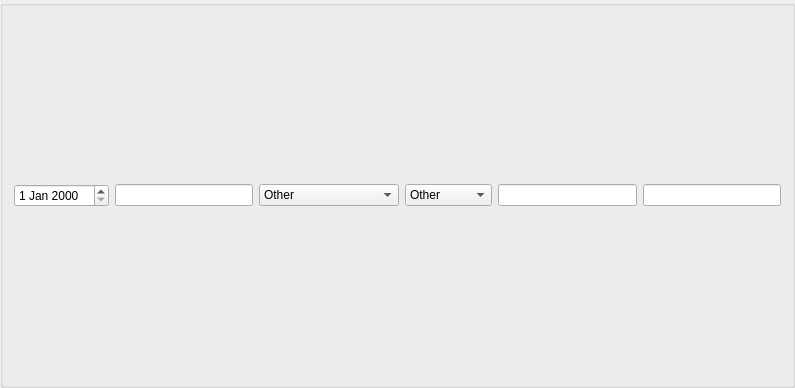
Qt form BattleBoard/vieAdventureRecordWidget.ui (Greykoil/BattleBoard) before a commit.
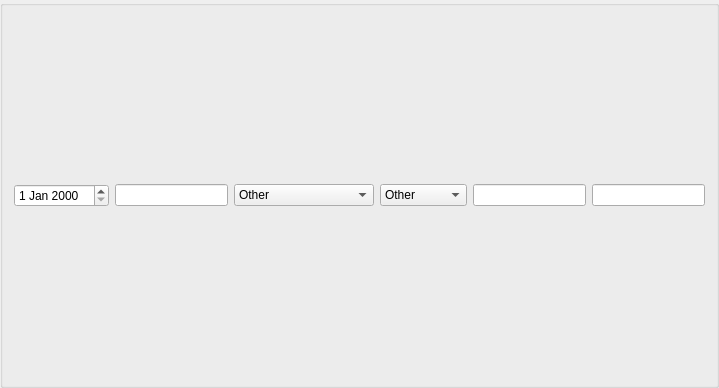
The same form after that commit.

```diff
--- a/BattleBoard/vieAdventureRecordWidget.ui
+++ b/BattleBoard/vieAdventureRecordWidget.ui
@@ -6,7 +6,7 @@
    <rect>
     <x>0</x>
     <y>0</y>
-    <width>795</width>
+    <width>719</width>
     <height>388</height>
    </rect>
   </property>
```
